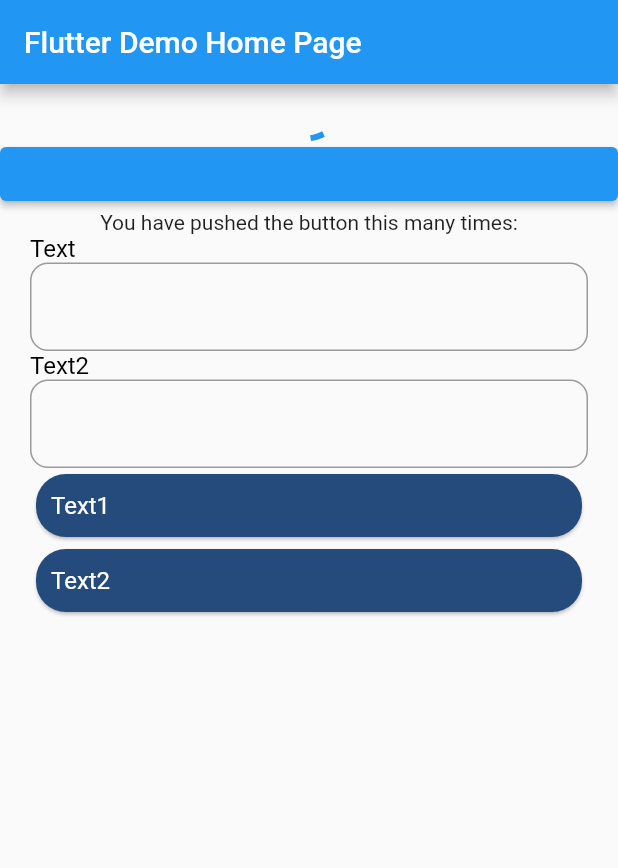
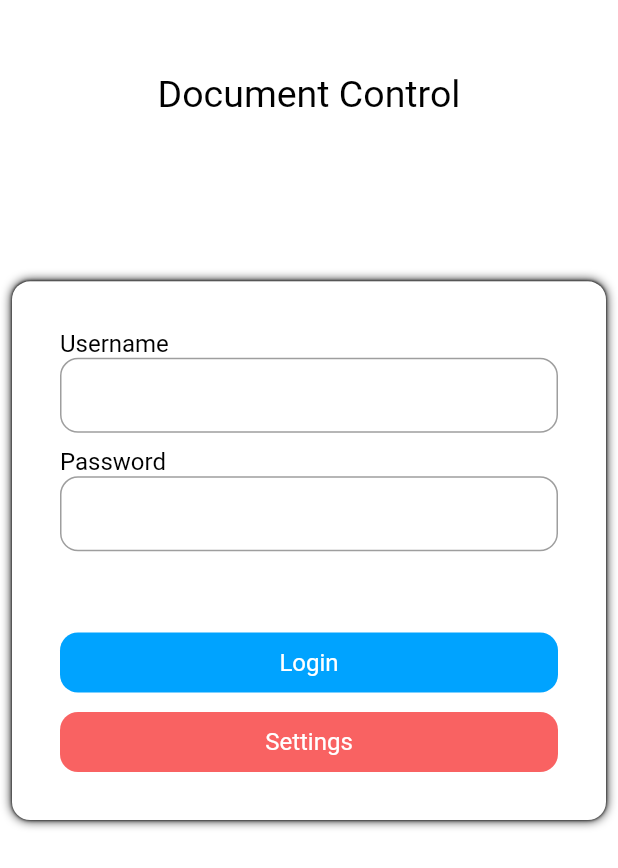
Before and after one commit to PattrawutKhammaAot/Hitachi, a Flutter app: the screen it shows after launch, on a phone screen of 412 x 824 dp. Shown: the top 868 px of the screen. Run offline on Flutter 3.47's test engine with Material 2 defaults, Android fonts, the phone set to English and light mode, and no system bars; our stand-ins replace bloc, equatable, page_transition.

Commit message:
Update UI

```diff
--- /dev/null
+++ b/hitachi/lib/helper/background/bg_white.dart
@@ -0,0 +1,45 @@
+import 'package:flutter/material.dart';
+import 'package:hitachi/helper/colors/colors.dart';
+import 'package:hitachi/helper/text/label.dart';
+
+class BgWhite extends StatelessWidget {
+  const BgWhite(
+      {this.isHideAppBar = false,
+      this.isHideTitle = false,
+      this.body,
+      this.appbar,
+      this.isHidePreviour = false,
+      this.textTitle,
+      super.key});
+  final Widget? body;
+  final Widget? appbar;
+  final bool isHideAppBar;
+  final bool isHideTitle;
+  final String? textTitle;
+  final bool isHidePreviour;
+  @override
+  Widget build(BuildContext context) {
+    return SafeArea(
+      child: Scaffold(
+        backgroundColor: COLOR_WHITE,
+        appBar: isHideAppBar
+            ? null
+            : AppBar(
+                shape: Border(bottom: BorderSide(color: COLOR_BLACK)),
+                elevation: 0,
+                backgroundColor: COLOR_TRANSPARENT,
+                centerTitle: true,
+                title: isHideTitle ? null : Label(textTitle ?? ""),
+                automaticallyImplyLeading: false,
+                leading: isHidePreviour
+                    ? null
+                    : BackButton(
+                        color: COLOR_BLACK,
+                        onPressed: () => Navigator.pop(context),
+                      ),
+              ),
+        body: body,
+      ),
+    );
+  }
+}
--- /dev/null
+++ b/hitachi/lib/helper/button/Button.dart
@@ -0,0 +1,25 @@
+import 'package:flutter/material.dart';
+import 'package:hitachi/helper/colors/colors.dart';
+import 'package:hitachi/helper/text/label.dart';
+
+class Button extends StatelessWidget {
+  const Button({super.key, this.bgColor = COLOR_BLUE, this.text, this.onPress});
+
+  final Color bgColor;
+  final Widget? text;
+  final Function? onPress;
+
+  @override
+  Widget build(BuildContext context) {
+    return GestureDetector(
+      onTap: () => onPress?.call(),
+      child: Container(
+        height: 40,
+        width: MediaQuery.of(context).size.width,
+        decoration: BoxDecoration(
+            color: bgColor, borderRadius: BorderRadius.circular(12)),
+        child: Center(child: text),
+      ),
+    );
+  }
+}
--- a/hitachi/lib/helper/colors/colors.dart
+++ b/hitachi/lib/helper/colors/colors.dart
@@ -1,6 +1,8 @@
 import 'package:flutter/material.dart';
 
-const Color COLOR_BLACK = Color(0xFF000000);
-const Color COLOR_BLUE = Color(0xFF254B7C);
-const Color COLOR_WHITE = Color(0xFFFFFFFF);
+const Color COLOR_BLUE = Color(0xFF00A3FF);
+const Color COLOR_BLUE_DARK = Color(0xFF254B7C);
+const Color COLOR_BLACK = Color.fromARGB(255, 0, 0, 0);
 const Color COLOR_TRANSPARENT = Colors.transparent;
+const Color COLOR_RED_LIGTHINS = Color(0xFFF96262);
+const Color COLOR_WHITE = Color.fromARGB(255, 255, 255, 255);
--- /dev/null
+++ b/hitachi/lib/helper/input/boxInputField.dart
@@ -0,0 +1,30 @@
+import 'package:flutter/material.dart';
+import 'package:hitachi/helper/text/label.dart';
+
+class BoxInputField extends StatelessWidget {
+  const BoxInputField({Key? key, this.labelText, this.controller})
+      : super(key: key);
+
+  final String? labelText;
+  final TextEditingController? controller;
+
+  @override
+  Widget build(BuildContext context) {
+    return Column(
+      crossAxisAlignment: CrossAxisAlignment.start,
+      children: [
+        Label(labelText ?? ""),
+        SizedBox(
+          width: MediaQuery.of(context).size.width,
+          height: 50,
+          child: TextFormField(
+            decoration: InputDecoration(
+              border:
+                  OutlineInputBorder(borderRadius: BorderRadius.circular(12)),
+            ),
+          ),
+        ),
+      ],
+    );
+  }
+}
--- a/hitachi/lib/helper/text/label.dart
+++ b/hitachi/lib/helper/text/label.dart
@@ -2,7 +2,7 @@ import 'package:flutter/material.dart';
 import 'package:hitachi/helper/colors/colors.dart';
 
 class Label extends StatelessWidget {
-  const Label(
+  Label(
     this.text, {
     super.key,
     this.color = COLOR_BLACK,
@@ -22,13 +22,12 @@ class Label extends StatelessWidget {
   @override
   Widget build(BuildContext context) {
     return Text(
-      text,
+      text ?? "",
       textAlign: textAlign,
       style: TextStyle(
-          color: color,
-          fontSize: fontSize,
-          fontWeight: fontWeight,
-          fontStyle: fontStyle),
+        color: color,
+        fontSize: fontSize,
+      ),
     );
   }
 }
--- a/hitachi/lib/main.dart
+++ b/hitachi/lib/main.dart
@@ -1,9 +1,8 @@
 import 'package:flutter/material.dart';
+import 'package:hitachi/helper/text/label.dart';
 import 'package:hitachi/route/route_generator.dart';
 import 'package:hitachi/route/router_list.dart';
-import 'package:hitachi/widget/card_button.dart';
-
-import 'widget/box_inputfield.dart';
+import 'package:hitachi/screens/auth/LoginScreen.dart';
 
 void main() {
   runApp(const MyApp());
@@ -32,54 +31,8 @@ class MyHomePage extends StatefulWidget {
 }
 
 class _MyHomePageState extends State<MyHomePage> {
-  TextEditingController _controller1 = TextEditingController();
-  TextEditingController _controller2 = TextEditingController();
-  TextEditingController _controller3 = TextEditingController();
   @override
   Widget build(BuildContext context) {
-    return Scaffold(
-      appBar: AppBar(
-        title: Text(widget.title),
-      ),
-      body: Center(
-        child: Column(
-          mainAxisAlignment: MainAxisAlignment.start,
-          children: <Widget>[
-            CircularProgressIndicator(),
-            ElevatedButton(
-                onPressed: () =>
-                    Navigator.pushNamed(context, RouterList.TEST_SCREEN),
-                child: Container()),
-            const Text(
-              'You have pushed the button this many times:',
-            ),
-            Padding(
-              padding: const EdgeInsets.only(left: 20, right: 20),
-              child: Column(
-                children: [
-                  BoxInputField(
-                    controller: _controller1,
-                    labelText: "Text",
-                  ),
-                  BoxInputField(
-                    controller: _controller2,
-                    labelText: "Text2",
-                  ),
-                  CardButton(
-                    text: "Text1",
-                    onPress: () => Navigator.pushNamed(
-                        context, RouterList.PLAN_WINDING_PAGE),
-                  ),
-                  CardButton(
-                    text: "Text2",
-                    onPress: () => print("test2"),
-                  ),
-                ],
-              ),
-            ),
-          ],
-        ),
-      ),
-    );
+    return LoginScreen();
   }
 }
--- a/hitachi/lib/route/router_list.dart
+++ b/hitachi/lib/route/router_list.dart
@@ -1,5 +1,12 @@
 class RouterList {
   static const String TEST_SCREEN = '/test';
   static const String HOMEPAGE = '/homepage';
-  static const String PLAN_WINDING_PAGE = '/plan_winding';
+  static const String BLACKSCREEN = '/blackScreen';
+
+  static const String MAIN_MENU = '/mainmenu';
+
+  ///LineElement Menu
+  static const String LINE_ELEMENT_SCREEN = '/lineElementMenu';
+  static const String WindingJobStart_Screen =
+      '/lineElementMenu/windingjobStart';
 }
--- /dev/null
+++ b/hitachi/lib/screens/auth/LoginScreen.dart
@@ -0,0 +1,99 @@
+import 'package:flutter/material.dart';
+import 'package:hitachi/helper/background/bg_white.dart';
+import 'package:hitachi/helper/button/Button.dart';
+import 'package:hitachi/helper/colors/colors.dart';
+import 'package:hitachi/helper/input/boxInputField.dart';
+import 'package:hitachi/helper/text/label.dart';
+import 'package:hitachi/route/router_list.dart';
+
+class LoginScreen extends StatefulWidget {
+  const LoginScreen({Key? key}) : super(key: key);
+
+  @override
+  State<LoginScreen> createState() => _LoginScreenState();
+}
+
+class _LoginScreenState extends State<LoginScreen> {
+  @override
+  Widget build(BuildContext context) {
+    return BgWhite(
+      isHideAppBar: true,
+      body: Container(
+        padding: EdgeInsets.all(8),
+        child: Column(
+          children: [
+            Expanded(
+                flex: 2,
+                child: Padding(
+                  padding: const EdgeInsets.only(top: 40),
+                  child: Label(
+                    "Document Control",
+                    fontSize: 25,
+                  ),
+                )),
+            Expanded(
+              flex: 4,
+              child: Container(
+                padding: EdgeInsets.all(20),
+                decoration: BoxDecoration(
+                  borderRadius: BorderRadius.circular(12),
+                  color: COLOR_WHITE,
+                  boxShadow: [
+                    BoxShadow(
+                        color: Colors.black, blurRadius: 1, spreadRadius: 0),
+                    BoxShadow(
+                        color: Colors.black, blurRadius: 5, spreadRadius: 0),
+                  ],
+                ),
+                child: Padding(
+                  padding: const EdgeInsets.all(12.0),
+                  child: Column(
+                    mainAxisAlignment: MainAxisAlignment.spaceBetween,
+                    children: [
+                      Column(
+                        children: const [
+                          BoxInputField(
+                            labelText: "Username",
+                          ),
+                          SizedBox(
+                            height: 10,
+                          ),
+                          BoxInputField(
+                            labelText: "Password",
+                          ),
+                        ],
+                      ),
+                      Column(
+                        children: [
+                          Button(
+                            text: Label(
+                              "Login",
+                              color: COLOR_WHITE,
+                            ),
+                            onPress: () => Navigator.pushNamed(
+                                context, RouterList.MAIN_MENU),
+                          ),
+                          SizedBox(
+                            height: 13,
+                          ),
+                          Button(
+                            text: Label(
+                              "Settings",
+                              color: COLOR_WHITE,
+                            ),
+                            bgColor: COLOR_RED_LIGTHINS,
+                          )
+                        ],
+                      ),
+                    ],
+                  ),
+                ),
+              ),
+            ),
+            Expanded(flex: 3, child: SizedBox())
+          ],
+        ),
+      ),
+    );
+  }
+}
--- a/hitachi/pubspec.yaml
+++ b/hitachi/pubspec.yaml
@@ -19,7 +19,7 @@ publish_to: 'none' # Remove this line if you wish to publish to pub.dev
 version: 1.0.0+1
 
 environment:
-  sdk: '>=2.18.0 <3.0.0'
+  sdk: '>=2.19.6 <3.0.0'
 
 # Dependencies specify other packages that your package needs in order to work.
 # To automatically upgrade your package dependencies to the latest versions
@@ -38,7 +38,6 @@ dependencies:
   page_transition: ^2.0.9
   bloc: ^8.1.1
   equatable: ^2.0.5
-  url_launcher: ^5.4.0
 
 dev_dependencies:
   flutter_test:
```
Also changed, not shown: hitachi/lib/helper/button/cardButton.dart (added, +39 -0 lines), hitachi/lib/helper/button/cardButton2.dart (added, +38 -0 lines), hitachi/lib/helper/text/testLabel.dart (added, +14 -0 lines), hitachi/lib/route/route_generator.dart (+12 -14 lines), hitachi/lib/screens/lineElement/lineElementMenu_Screen.dart (added, +109 -0 lines), hitachi/lib/screens/lineElement/windingjobstart_Screen.dart (added, +16 -0 lines), hitachi/lib/screens/mainMenu/MainMenu.dart (added, +70 -0 lines), 5 other files.
